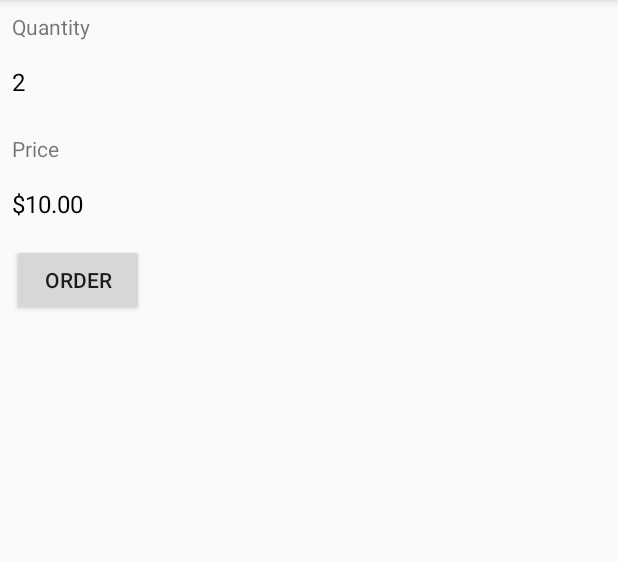
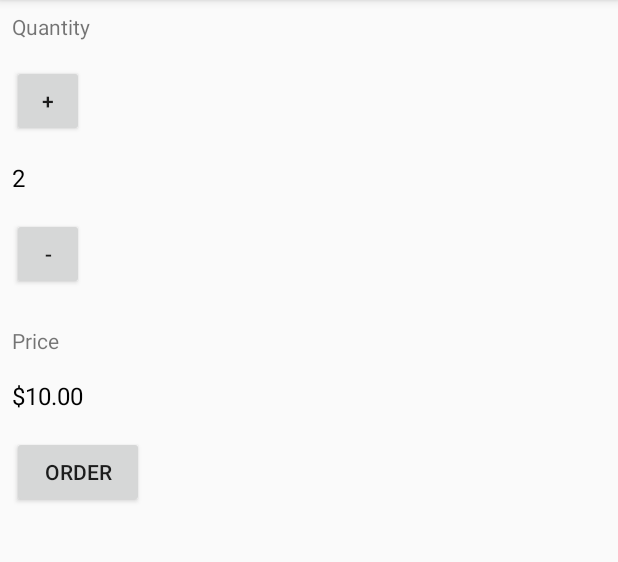
Before and after one commit to jerrychong25/iOSLoginApp, an Android app: the MainActivity screen opened directly, with no data from a screen before it, after a tap on "ORDER", on a phone screen of 412 x 824 dp, the part 84-646 px from its top. Run offline under Robolectric (Android 15) with nearby library versions, the phone set to English and light mode, and no system bars.

Commit message:
Added + and - buttons

```diff
--- a/app/build.gradle
+++ b/app/build.gradle
@@ -16,10 +16,11 @@ android {
             proguardFiles getDefaultProguardFile('proguard-android.txt'), 'proguard-rules.pro'
         }
     }
+    buildToolsVersion '27.0.3'
 }
 
 dependencies {
-    implementation fileTree(dir: 'libs', include: ['*.jar'])
+    implementation fileTree(include: ['*.jar'], dir: 'libs')
     implementation 'com.android.support:appcompat-v7:28.0.0-rc01'
     implementation 'com.android.support.constraint:constraint-layout:1.1.2'
     testImplementation 'junit:junit:4.12'
--- a/app/src/main/java/com/example/android/justjavaapp/MainActivity.java
+++ b/app/src/main/java/com/example/android/justjavaapp/MainActivity.java
@@ -22,6 +22,8 @@ import java.text.NumberFormat;
  */
 public class MainActivity extends AppCompatActivity {
 
+    int numberOfCoffees = 2;
+
     @Override
     protected void onCreate(Bundle savedInstanceState) {
         super.onCreate(savedInstanceState);
@@ -32,8 +34,20 @@ public class MainActivity extends AppCompatActivity {
      * This method is called when the order button is clicked.
      */
     public void submitOrder(View view) {
-        display(2);
-        displayPrice(2*5);
+        display(numberOfCoffees);
+        displayPrice(numberOfCoffees * 5);
+    }
+
+    public void increment(View view) {
+        numberOfCoffees += 1;
+        display(numberOfCoffees);
+        displayPrice(numberOfCoffees * 5);
+    }
+
+    public void decrement(View view) {
+        numberOfCoffees -= 1;
+        display(numberOfCoffees);
+        displayPrice(numberOfCoffees * 5);
     }
 
     /**
--- a/app/src/main/res/layout/activity_main.xml
+++ b/app/src/main/res/layout/activity_main.xml
@@ -15,6 +15,14 @@
         android:layout_marginBottom="16dp"
         android:text="Quantity" />
 
+    <Button
+        android:layout_width="48dp"
+        android:layout_height="48dp"
+        android:layout_marginLeft="8dp"
+        android:layout_marginBottom="16dp"
+        android:text="+"
+        android:onClick="increment"/>
+
     <TextView
         android:id="@+id/quantity_text_view"
         android:layout_width="wrap_content"
@@ -23,7 +31,15 @@
         android:layout_marginBottom="16dp"
         android:textSize="16sp"
         android:textColor="#000000"
-        android:text="0" />
+        android:text="2" />
+
+    <Button
+        android:layout_width="48dp"
+        android:layout_height="48dp"
+        android:layout_marginLeft="8dp"
+        android:layout_marginBottom="16dp"
+        android:text="-"
+        android:onClick="decrement"/>
 
     <TextView
         android:layout_width="wrap_content"
@@ -41,7 +57,7 @@
         android:layout_marginBottom="16dp"
         android:textSize="16sp"
         android:textColor="#000000"
-        android:text="$0" />
+        android:text="$10" />
 
     <Button
         android:layout_width="wrap_content"
```
